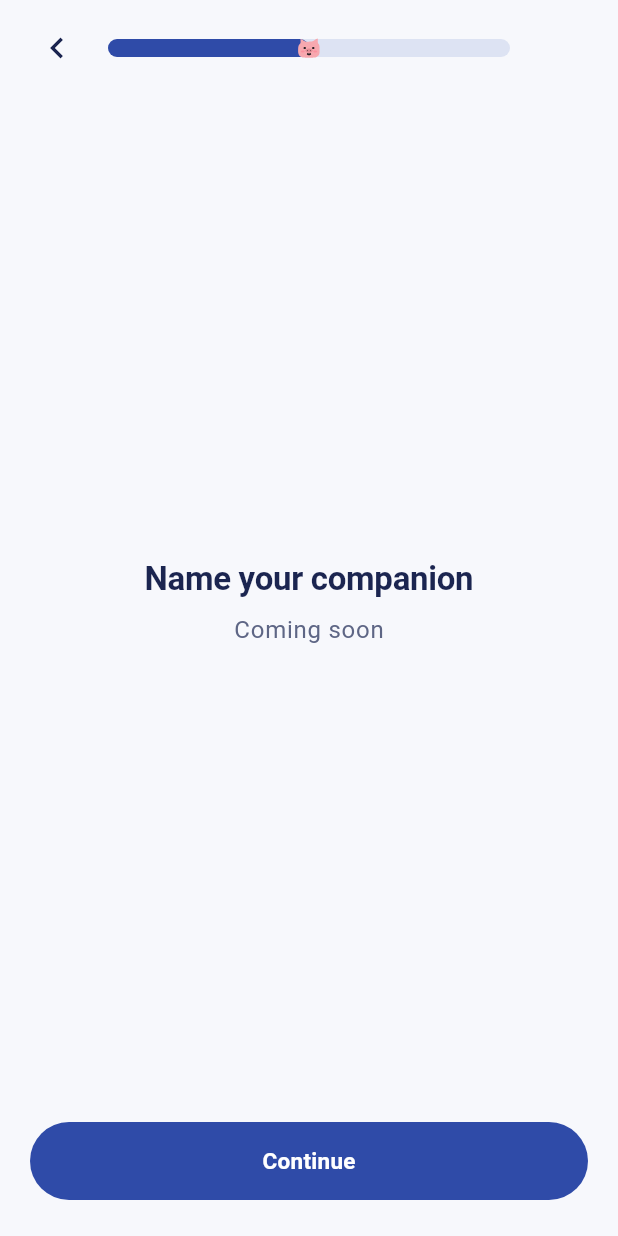
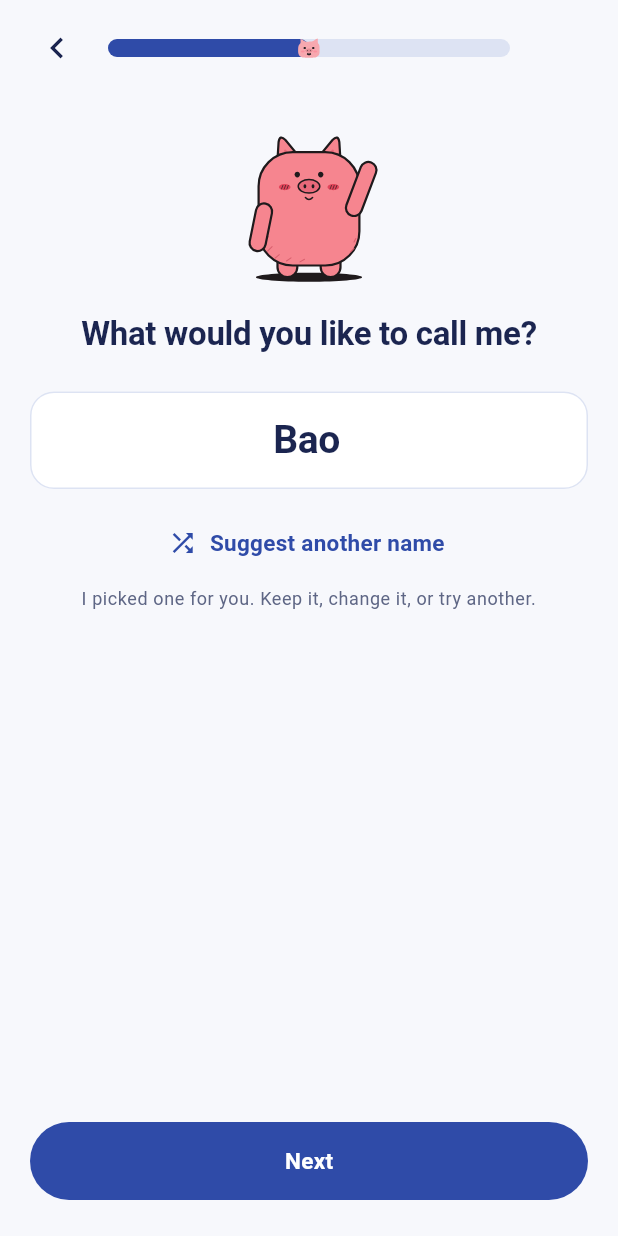
Before and after one commit to group6-selfcare/orb-selfcare, a Flutter app: the screen it shows after launch, after a tap on "Let's begin", on a phone screen of 412 x 824 dp. Run offline on Flutter 3.47's test engine with Material 3 defaults, Android fonts, the phone set to English and light mode, and no system bars; our stand-ins replace flutter_riverpod, flutter_svg, go_router, shared_preferences.

Commit message:
PMG6-54 Onboarding N2 Name your companion (#9)
- The name sits large in a centred field, pre-filled with Bao
- Suggest another name (shuffle) picks from 12 names in copy.dart and
  never repeats the current one
- The name is trimmed, limited to 20 characters, and Next is disabled
  while it's empty
- Next stores the name in the onboarding draft and goes to N3; going
  back keeps what was typed
- Content scrolls, so the keyboard covers neither the field nor Next on
  a 320 x 568 phone
- Shared Next label for the onboarding steps

Co-authored-by: developOnion <169323664+internetOnion@users.noreply.github.com>

```diff
--- /dev/null
+++ b/lib/features/onboarding/name_screen.dart
@@ -0,0 +1,130 @@
+import 'package:flutter/material.dart';
+import 'package:flutter/services.dart';
+import 'package:flutter_riverpod/flutter_riverpod.dart';
+import 'package:flutter_svg/flutter_svg.dart';
+import 'package:go_router/go_router.dart';
+
+import '../../app/theme/tokens.dart';
+import '../../shared/copy.dart';
+import 'onboarding_draft.dart';
+import 'onboarding_routes.dart';
+import 'onboarding_scaffold.dart';
+import 'pig_names.dart';
+
+/// N2 Name your companion.
+///
+/// The name is the hero: it sits large in the middle of the screen,
+/// pre-filled with a suggestion, with a shuffle button right under it.
+/// The content scrolls, so with the keyboard open the field and Next stay
+/// in view even on a small phone.
+class NameScreen extends ConsumerStatefulWidget {
+  const NameScreen({super.key});
+
+  @override
+  ConsumerState<NameScreen> createState() => _NameScreenState();
+}
+
+class _NameScreenState extends ConsumerState<NameScreen> {
+  late final TextEditingController _name;
+
+  @override
+  void initState() {
+    super.initState();
+    // Coming back to this step shows what the user typed before.
+    final saved = ref.read(onboardingDraftProvider).pigName;
+    _name = TextEditingController(
+      text: saved.isNotEmpty ? saved : OnboardingCopy.pigNames.first,
+    );
+  }
+
+  @override
+  void dispose() {
+    _name.dispose();
+    super.dispose();
+  }
+
+  void _onChanged(String value) {
+    ref.read(onboardingDraftProvider.notifier).setPigName(value.trim());
+    setState(() {}); // Enables or disables Next.
+  }
+
+  void _suggest() {
+    final name = suggestPigName(_name.text);
+    _name.value = TextEditingValue(
+      text: name,
+      selection: TextSelection.collapsed(offset: name.length),
+    );
+    _onChanged(name);
+  }
+
+  void _next() {
+    final name = validPigName(_name.text);
+    if (name == null) return;
+    ref.read(onboardingDraftProvider.notifier).setPigName(name);
+    context.push(OnboardingRoutes.trait);
+  }
+
+  @override
+  Widget build(BuildContext context) {
+    final text = Theme.of(context).textTheme;
+    final canContinue = validPigName(_name.text) != null;
+
+    return OnboardingScaffold(
+      step: 2,
+      buttonLabel: OnboardingCopy.next,
+      onPressed: canContinue ? _next : null,
+      child: SingleChildScrollView(
+        padding: const EdgeInsets.only(top: OrbSpacing.lg),
+        child: Column(
+          children: [
+            SvgPicture.asset(
+              'assets/svg/pig/pig_wave.svg',
+              width: 120,
+              height: 120,
+              semanticsLabel: 'Your pig companion',
+            ),
+            const SizedBox(height: OrbSpacing.lg),
+            Text(
+              OnboardingCopy.nameTitle,
+              style: text.headlineSmall,
+              textAlign: TextAlign.center,
+            ),
+            const SizedBox(height: OrbSpacing.xl),
+            TextField(
+              key: const ValueKey('pig-name-field'),
+              controller: _name,
+              onChanged: _onChanged,
+              onSubmitted: (_) => _next(),
+              textAlign: TextAlign.center,
+              textCapitalization: TextCapitalization.words,
+              textInputAction: TextInputAction.next,
+              style: text.headlineMedium,
+              inputFormatters: [
+                LengthLimitingTextInputFormatter(OnboardingCopy.nameMaxLength),
+              ],
+              decoration: const InputDecoration(
+                hintText: OnboardingCopy.nameHint,
+                contentPadding: EdgeInsets.symmetric(
+                  horizontal: OrbSpacing.lg,
+                  vertical: OrbSpacing.lg,
+                ),
+              ),
+            ),
+            const SizedBox(height: OrbSpacing.md),
+            TextButton.icon(
+              onPressed: _suggest,
+              icon: const Icon(Icons.shuffle, size: 20),
+              label: const Text(OnboardingCopy.nameSuggest),
+            ),
+            const SizedBox(height: OrbSpacing.xs),
+            Text(
+              OnboardingCopy.nameHelper,
+              style: text.bodySmall,
+              textAlign: TextAlign.center,
+            ),
+          ],
+        ),
+      ),
+    );
+  }
+}
--- a/lib/features/onboarding/onboarding_routes.dart
+++ b/lib/features/onboarding/onboarding_routes.dart
@@ -7,6 +7,7 @@ import '../../app/theme/tokens.dart';
 import '../../data/profile/profile_repository.dart';
 import '../../shared/copy.dart';
 import 'meet_screen.dart';
+import 'name_screen.dart';
 import 'onboarding_scaffold.dart';
 
 /// The onboarding paths. Each step is pushed on top of the last, so back
@@ -24,15 +25,8 @@ abstract final class OnboardingRoutes {
     redirect: (_, state) => state.uri.path == root ? meet : null,
     routes: [
       GoRoute(path: 'meet', builder: (_, _) => const MeetScreen()),
-      // Placeholders until PMG6-54 (N2), PMG6-55 (N3) and PMG6-56 (N4).
-      GoRoute(
-        path: 'name',
-        builder: (_, _) => const _StepPlaceholder(
-          step: 2,
-          title: 'Name your companion',
-          next: trait,
-        ),
-      ),
+      GoRoute(path: 'name', builder: (_, _) => const NameScreen()),
+      // Placeholders until PMG6-55 (N3) and PMG6-56 (N4).
       GoRoute(
         path: 'trait',
         builder: (_, _) => const _StepPlaceholder(
--- /dev/null
+++ b/lib/features/onboarding/pig_names.dart
@@ -0,0 +1,23 @@
+import 'dart:math';
+
+import '../../shared/copy.dart';
+
+/// Picks a suggested pig name that differs from [current].
+///
+/// The comparison ignores case and surrounding spaces, so "bao " never
+/// gets "Bao" back.
+String suggestPigName(String current, {Random? random}) {
+  final now = current.trim().toLowerCase();
+  final choices = OnboardingCopy.pigNames
+      .where((name) => name.toLowerCase() != now)
+      .toList();
+  return choices[(random ?? Random()).nextInt(choices.length)];
+}
+
+/// The name to save: [raw] without surrounding spaces, or null when that
+/// leaves nothing or too much.
+String? validPigName(String raw) {
+  final name = raw.trim();
+  if (name.isEmpty || name.length > OnboardingCopy.nameMaxLength) return null;
+  return name;
+}
--- a/lib/shared/copy.dart
+++ b/lib/shared/copy.dart
@@ -17,8 +17,32 @@ abstract final class OnboardingCopy {
   static const meetButton = "Let's begin";
   static const meetFootnote = 'Takes about a minute';
 
+  // N2 Name your companion
+  static const nameTitle = 'What would you like to call me?';
+  static const nameHint = 'Give me a name';
+  static const nameHelper =
+      'I picked one for you. Keep it, change it, or try another.';
+  static const nameSuggest = 'Suggest another name';
+  static const nameMaxLength = 20;
+
+  /// Suggested pig names. The first is the default.
+  static const pigNames = [
+    'Bao',
+    'Mochi',
+    'Sokha',
+    'Bopha',
+    'Kiri',
+    'Mango',
+    'Nom',
+    'Lotus',
+    'Pepper',
+    'Dumpling',
+    'Tuk Tuk',
+    'Kampot',
+  ];
+
   // Shared
   static const back = 'Back';
-  static const next = 'Continue';
+  static const next = 'Next';
   static String progress(int step, int total) => 'Step $step of $total';
 }
```
Also changed, not shown: 3 other files.
